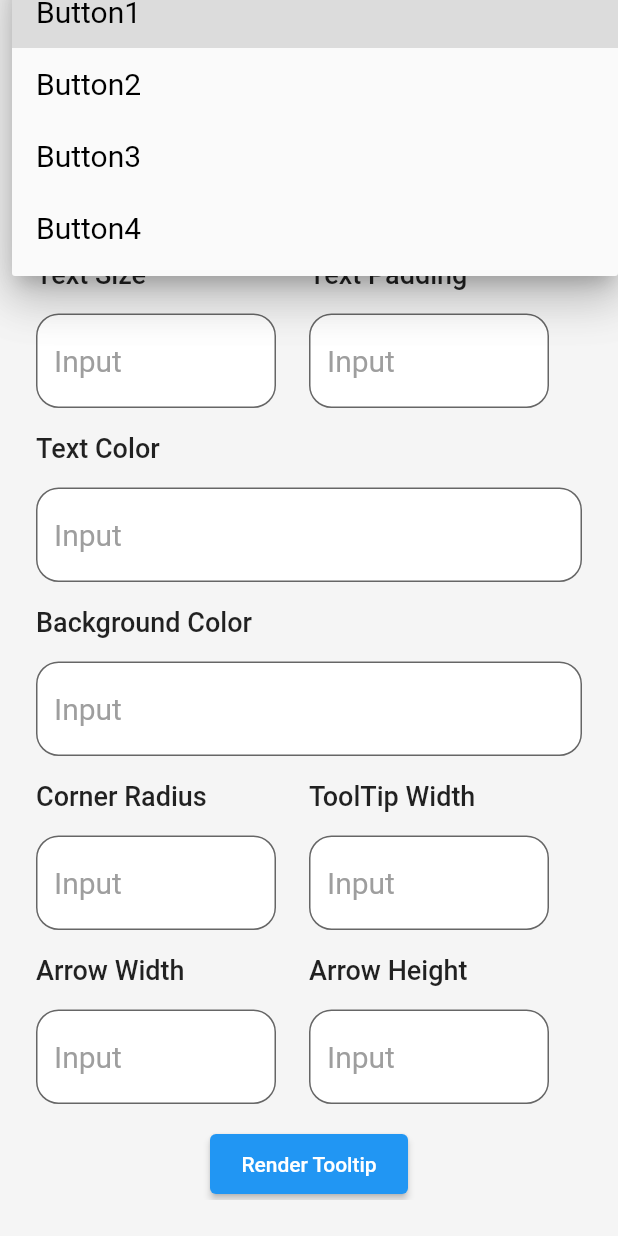
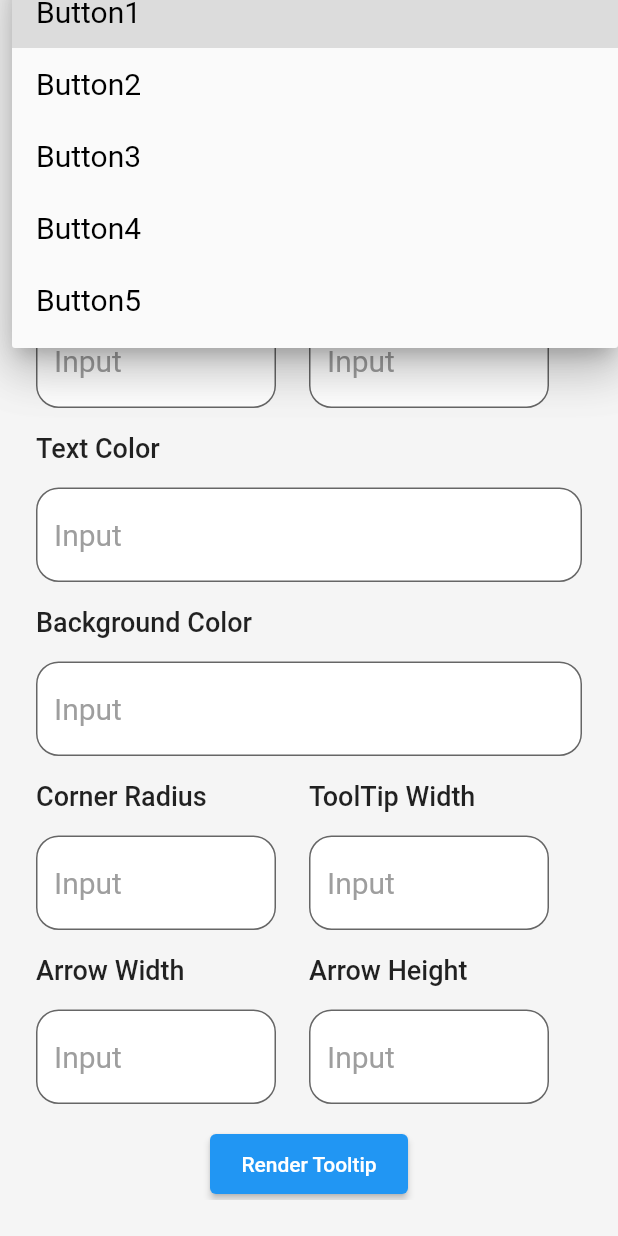
Before and after one commit to Tanvi129/ToolTip, a Flutter app: the Screen_1 screen opened directly, scrolled down 85 dp, after a tap on "Select the button", on a phone screen of 412 x 824 dp. Run offline on Flutter 3.47's test engine with Material 2 defaults, Android fonts, the light colour scheme and no system bars; missing offline and left inert: dart:ffi.

Commit message:
data parsing between screens

```diff
--- a/lib/main.dart
+++ b/lib/main.dart
@@ -16,18 +16,16 @@ class MyApp extends StatelessWidget {
       debugShowCheckedModeBanner: false,
       title: 'Flutter Demo',
       theme: ThemeData(
-        // This is the theme of your application.
-        //
-        // Try running your application with "flutter run". You'll see the
-        // application has a blue toolbar. Then, without quitting the app, try
-        // changing the primarySwatch below to Colors.green and then invoke
-        // "hot reload" (press "r" in the console where you ran "flutter run",
-        // or simply save your changes to "hot reload" in a Flutter IDE).
-        // Notice that the counter didn't reset back to zero; the application
-        // is not restarted.
+
         primarySwatch: Colors.blue,
       ),
-      home: Screen_2(),
+
+       routes: {
+        "/" : ((context) => Screen_1()),
+        "/screen2" : ((context) => Screen_2()),
+
+
+      },
     );
   }
 }
--- /dev/null
+++ b/lib/models/tooltipArguments.dart
@@ -0,0 +1,14 @@
+class TooltipArguments {
+  final String? targetElement;
+  final String? toolTipText;
+  final double? tooltipTextSize;
+  final double? toolTipPadding;
+  final String? textColor;
+  final String? backgroundColor;
+  final double? cornerRadius;
+  final double? arrowHeight;
+  final double? arrowWidth;
+
+  TooltipArguments({this.targetElement,this.toolTipText,this.tooltipTextSize,this.toolTipPadding,this.textColor,this.backgroundColor, this.cornerRadius,this.arrowHeight, this.arrowWidth
+   });
+}
--- a/lib/screens/Screen_1.dart
+++ b/lib/screens/Screen_1.dart
@@ -1,34 +1,61 @@
 import 'package:flutter/material.dart';
 import 'package:flutter/src/widgets/framework.dart';
 import 'package:flutter/src/widgets/placeholder.dart';
+import 'package:tooltip/models/tooltipArguments.dart';
 import 'package:tooltip/widgets/CustomTextFormField.dart';
-import 'package:tooltip/widgets/DropDownList.dart';
 import 'package:tooltip/widgets/LabelText.dart';
+import 'dart:developer';
 
-class Screen_1 extends StatelessWidget {
+class Screen_1 extends StatefulWidget {
   Screen_1({super.key});
 
+  @override
+  State<Screen_1> createState() => _Screen_1State();
+}
+
+class _Screen_1State extends State<Screen_1> {
   final _formKey = GlobalKey<FormState>();
-  final inputController = TextEditingController();
+
+  final tooltipTextController = TextEditingController();
+
   final textColorController = TextEditingController();
+
   final backColorController = TextEditingController();
+
   final textsizeController = TextEditingController();
+
   final paddingController = TextEditingController();
+
   final cornerRadiusController = TextEditingController();
+
   final toolTipWidthController = TextEditingController();
+
   final arrowWidthController = TextEditingController();
+
   final arrowHeightController = TextEditingController();
 
   List<String> buttonList = <String>[
     'Button1',
     'Button2',
     'Button3',
-    'Button4'
+    'Button4',
+    'Button5'
   ];
-  String? widgetDropDownValue;
+
+  String? widgetDropDownValue ;
+
+  String? holder = '' ;
+
+  void getDropDownItem(){
+
+    setState(() {
+      holder = widgetDropDownValue ;
+    });
+  }
 
   @override
   Widget build(BuildContext context) {
+
     return Scaffold(
       body: Container(
         color: const Color(0xffF5F5F5),
@@ -43,18 +70,65 @@ class Screen_1 extends StatelessWidget {
               children: <Widget>[
                 const LabelText(labeltext: "Target Element"),
                 const SizedBox(height: 16),
-                DropDownList(
-                  dropDownValue: widgetDropDownValue,
-                  hintext: 'Select the button',
-                  list: buttonList,
-                  unboundedWidth: true,
-                  width: MediaQuery.of(context).size.width,
-                ),
+                // DropDownList(
+                //   dropDownValue: widgetDropDownValue,
+                //   hintext: 'Select the button',
+                //   list: buttonList,
+                //   unboundedWidth: true,
+                //   width: MediaQuery.of(context).size.width,
+                // ),
+                Container(
+      // padding: const EdgeInsets.all(4),
+      alignment: Alignment.center,
+      // decoration: BoxDecoration(
+      //   borderRadius: BorderRadius.circular(15),
+      //   color: Colors.white,
+
+      // ),
+      height: 64,
+      width: MediaQuery.of(context).size.width,
+      child: DropdownButtonFormField<String>(
+        decoration: const InputDecoration(
+            fillColor: Colors.white,
+            filled: true,
+            hintStyle: TextStyle(fontSize: 20, color: Colors.grey),
+            border: OutlineInputBorder(
+              borderRadius: BorderRadius.all(Radius.circular(15)),
+              borderSide:
+                  BorderSide(width: 3, color: Colors.black), //<-- SEE HERE
+            )),
+        value: widgetDropDownValue,
+        icon: const Icon(Icons.keyboard_arrow_down),
+        iconSize: 30,
+        hint: const Text('Select the button'),
+        iconEnabledColor: Colors.black,
+        elevation: 16,
+        isExpanded: true,
+        style: const TextStyle(
+          color: Colors.black,
+          fontSize: 20,
+        ),
+
+        onChanged: (String? newval) {
+          // This is called when the user selects an item.
+          // log(newval);
+          setState(() {
+            widgetDropDownValue = newval ;
+          });
+        },
+        items: buttonList.map<DropdownMenuItem<String>>((String value) {
+          return DropdownMenuItem<String>(
+            value: value,
+            child: Text(value),
+          );
+        }).toList(),
+      ),
+    ),
                 const SizedBox(height: 16),
                 const LabelText(labeltext: "ToolTip Text"),
                 const SizedBox(height: 16),
                 CustomTextField(
-                    controller: inputController,
+                    controller: tooltipTextController,
                     hintText: 'Input',
                     keyboardType: TextInputType.text,
                     obscureText: false),
@@ -221,12 +295,16 @@ class Screen_1 extends StatelessWidget {
                 Center(
                   child: ElevatedButton(
                     onPressed: () {
-                      if (_formKey.currentState!.validate()) {
+                      // if (_formKey.currentState!.validate()) {
 
-                        ScaffoldMessenger.of(context).showSnackBar(
-                          const SnackBar(content: Text('Processing Data')),
-                        );
-                      }
+                      //   ScaffoldMessenger.of(context).showSnackBar(
+                      //     const SnackBar(content: Text('Processing Data')),
+                      //   );
+                      // }
+                      log(tooltipTextController.text);
+                      log(backColorController.text);
+                      log("The value is $widgetDropDownValue");
+                      Navigator.pushNamed(context, "/screen2" , arguments: TooltipArguments(targetElement: widgetDropDownValue,toolTipText: tooltipTextController.text,tooltipTextSize: double.parse(textsizeController.text),toolTipPadding: double.parse(paddingController.text),textColor: textColorController.text,backgroundColor: backColorController.text,cornerRadius: double.parse(cornerRadiusController.text),arrowHeight: double.parse(arrowHeightController.text), arrowWidth: double.parse(arrowWidthController.text)));
                     },
                     child:  Container(
                       alignment: Alignment.center,
@@ -241,5 +319,8 @@ class Screen_1 extends StatelessWidget {
         ),
       ),
     );
+
+
+
   }
 }
--- a/lib/screens/Screen_2.dart
+++ b/lib/screens/Screen_2.dart
@@ -1,8 +1,9 @@
 import 'package:flutter/material.dart';
 import 'package:flutter/src/widgets/framework.dart';
 import 'package:flutter/src/widgets/placeholder.dart';
+import 'package:tooltip/models/tooltipArguments.dart';
 import 'package:tooltip/widgets/LabelText.dart';
-
+import 'dart:developer';
 class Screen_2 extends StatefulWidget {
   const Screen_2({super.key});
 
@@ -13,7 +14,11 @@ class Screen_2 extends StatefulWidget {
 class _Screen_2State extends State<Screen_2> {
   @override
   Widget build(BuildContext context) {
+    final TooltipArguments args =
+        ModalRoute.of(context)!.settings.arguments as TooltipArguments;
+
     return Scaffold(
+      appBar: AppBar(title: const Text("Rendered Screen")),
       body: Container(
         color:  Colors.grey,
         padding: const EdgeInsets.all(24),
@@ -24,7 +29,11 @@ class _Screen_2State extends State<Screen_2> {
               mainAxisAlignment: MainAxisAlignment.spaceBetween,
               children: [
                 ElevatedButton(
-                  onPressed: () {},
+                  onPressed: () {
+                    log("${args.arrowHeight}");
+                    log(args.targetElement!);
+                    log(args.textColor!);
+                  },
                   style: ElevatedButton.styleFrom(
                     backgroundColor: Colors.white,
                     foregroundColor: Colors.black
--- a/lib/widgets/DropDownList.dart
+++ /dev/null
@@ -1,70 +0,0 @@
-import 'package:flutter/material.dart';
-
-class DropDownList extends StatefulWidget {
-  DropDownList(
-      {Key? key,
-      required this.dropDownValue,
-      required this.list,
-      required this.hintext,
-      required this.unboundedWidth,
-      required this.width})
-      : super(key: key);
-  bool unboundedWidth;
-  String hintext;
-  String? dropDownValue;
-  double width;
-  var list;
-  @override
-  State<DropDownList> createState() => _DropDownListState();
-}
-
-class _DropDownListState extends State<DropDownList> {
-  @override
-  Widget build(BuildContext context) {
-    return Container(
-      // padding: const EdgeInsets.all(4),
-      alignment: Alignment.center,
-      // decoration: BoxDecoration(
-      //   borderRadius: BorderRadius.circular(15),
-      //   color: Colors.white,
-
-      // ),
-      height: 64,
-      width: widget.width,
-      child: DropdownButtonFormField<String>(
-        decoration: const InputDecoration(
-            fillColor: Colors.white,
-            filled: true,
-            hintStyle: TextStyle(fontSize: 20, color: Colors.grey),
-            border: OutlineInputBorder(
-              borderRadius: BorderRadius.all(Radius.circular(15)),
-              borderSide:
-                  BorderSide(width: 3, color: Colors.black), //<-- SEE HERE
-            )),
-        value: widget.dropDownValue,
-        icon: const Icon(Icons.keyboard_arrow_down),
-        iconSize: 30,
-        hint: Text(widget.hintext),
-        iconEnabledColor: Colors.black,
-        elevation: 16,
-        isExpanded: widget.unboundedWidth,
-        style: const TextStyle(
-          color: Colors.black,
-          fontSize: 20,
-        ),
-        onChanged: (String? value) {
-          // This is called when the user selects an item.
-          setState(() {
-            widget.dropDownValue = value ?? "";
-          });
-        },
-        items: widget.list.map<DropdownMenuItem<String>>((String value) {
-          return DropdownMenuItem<String>(
-            value: value,
-            child: Text(value),
-          );
-        }).toList(),
-      ),
-    );
-  }
-}
```
